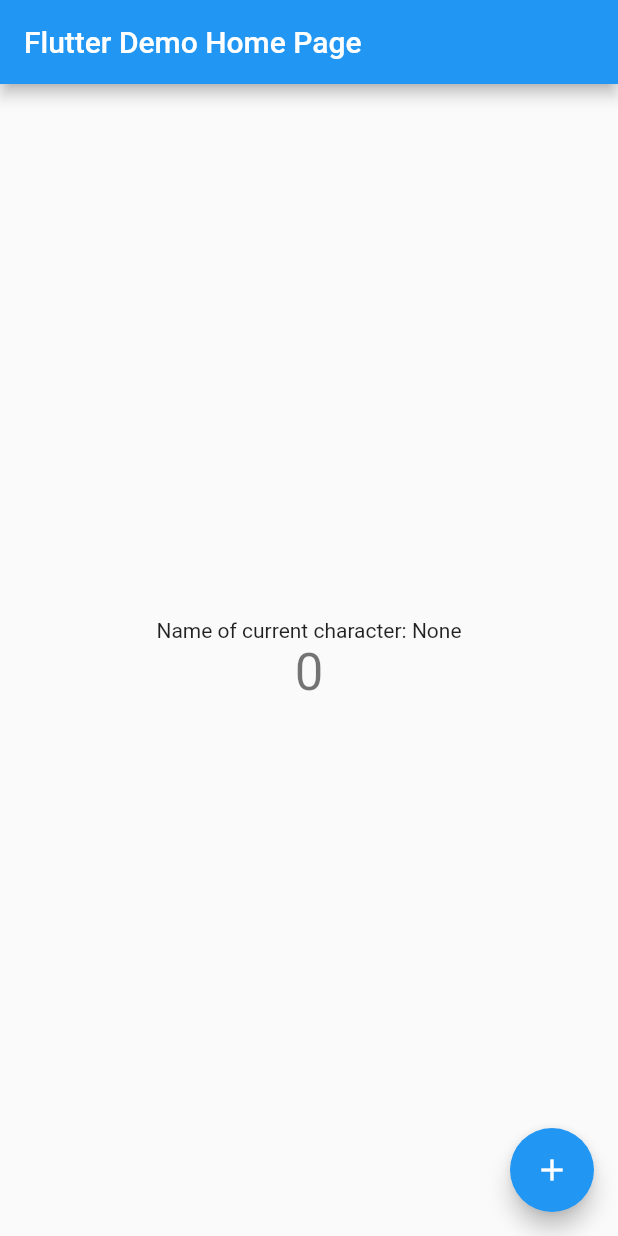
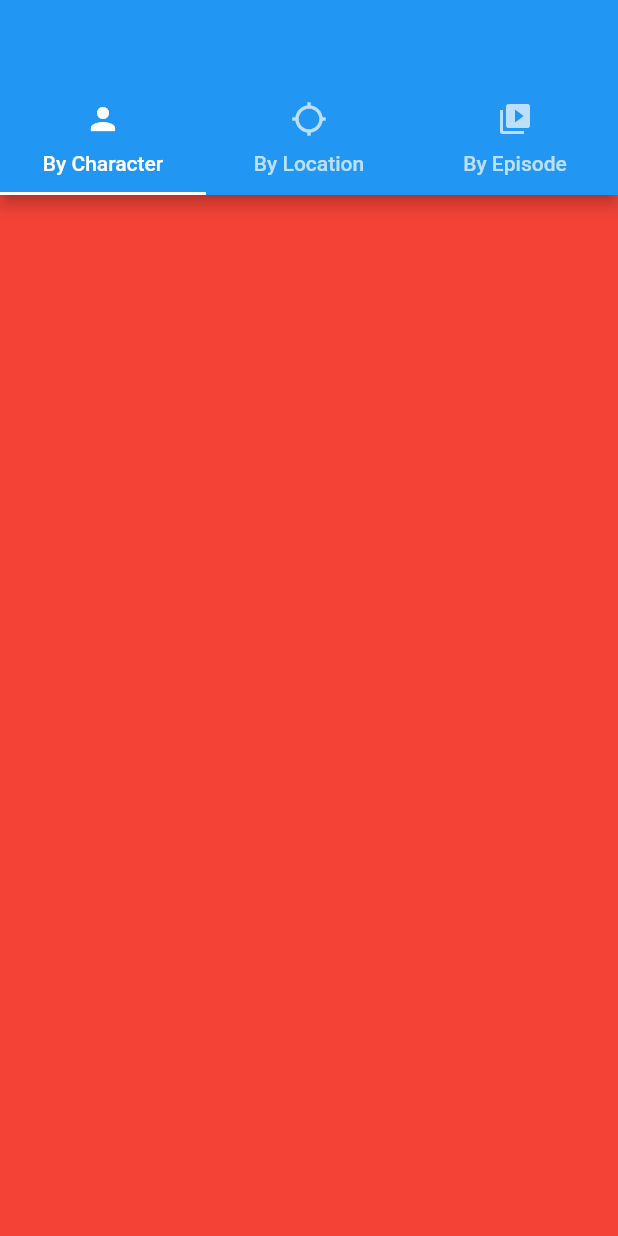
Before and after one commit to nivrigler/the_rick_book, a Flutter app: the screen it shows after launch, on a phone screen of 412 x 824 dp. Run offline on Flutter 3.47's test engine with Material 2 defaults, Android fonts, the phone set to English and light mode, and no system bars.

Commit message:
mid work on first page

```diff
--- a/lib/main.dart
+++ b/lib/main.dart
@@ -1,6 +1,9 @@
 import 'package:flutter/material.dart';
 import 'package:http/http.dart' as http;
 import 'package:the_rick_book/api/character.dart';
+import 'package:the_rick_book/screens/FirstScreen.dart';
+import 'package:the_rick_book/screens/SecondScreen.dart';
+import 'package:the_rick_book/screens/ThirdScreen.dart';
 
 import 'api/fetch.dart';
 
@@ -25,7 +28,28 @@ class MyApp extends StatelessWidget {
         // is not restarted.
         primarySwatch: Colors.blue,
       ),
-      home: MyHomePage(title: 'Flutter Demo Home Page'),
+      home: DefaultTabController(
+        length: 3,
+        child: Scaffold(
+          appBar: AppBar(
+          bottom: TabBar(
+            tabs: [
+              Tab(icon: Icon(Icons.person), text: 'By Character',),
+              Tab(icon: Icon(Icons.location_searching),text: 'By Location',),
+              Tab(icon: Icon(Icons.video_library),text: 'By Episode',),
+            ]
+          ),
+        ),
+        body: TabBarView(
+          children: <Widget>[
+            FirstScreen(),
+            SecondScreen(),
+            ThirdScreen()
+          ],
+        ),
+        ),
+
+      ),
     );
   }
 }
--- /dev/null
+++ b/lib/screens/FirstScreen.dart
@@ -0,0 +1,20 @@
+import 'package:flutter/material.dart';
+
+class FirstScreen extends StatelessWidget {
+  @override
+  Widget build(BuildContext context) {
+    return Container(
+      height: double.infinity,
+      width: double.infinity,
+      color: Colors.red,
+
+    );
+  }
+}
+
+//class MyFirstScreen extends StatefulWidget{
+
+ // MyFirstScreen({Key key, this.title}) : super(key: key);
+
+//   final String title;
+}
```
Also changed, not shown: lib/screens/SecondScreen.dart (added, +13 -0 lines), lib/screens/ThirdScreen.dart (added, +13 -0 lines), 1 other file.
